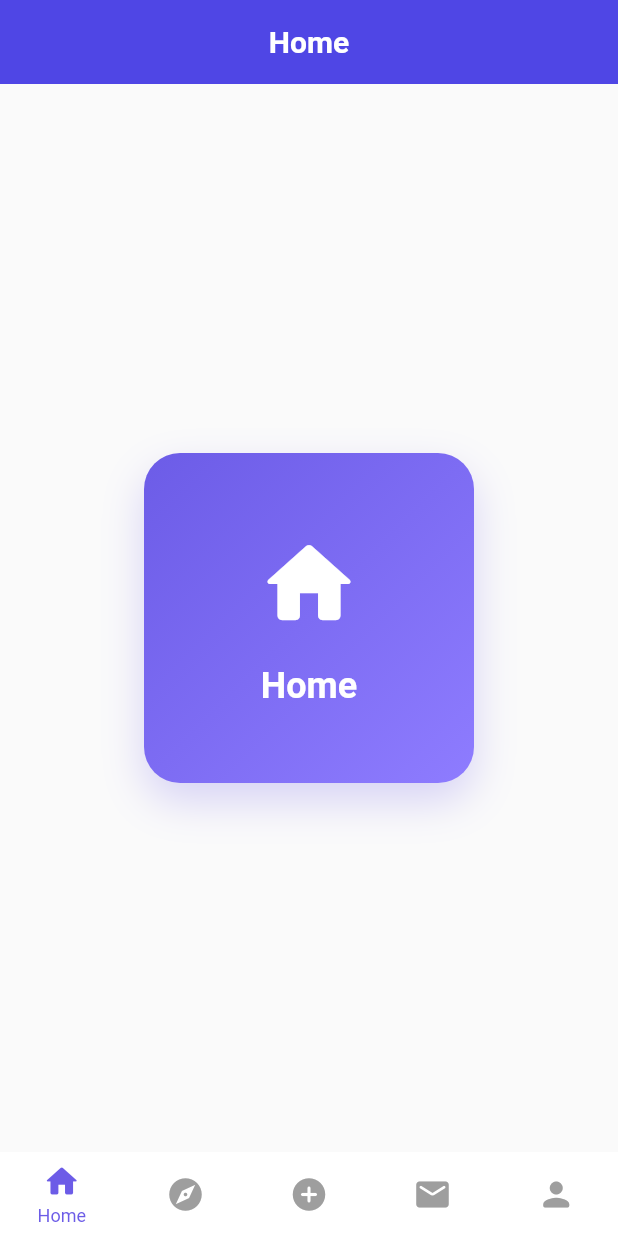
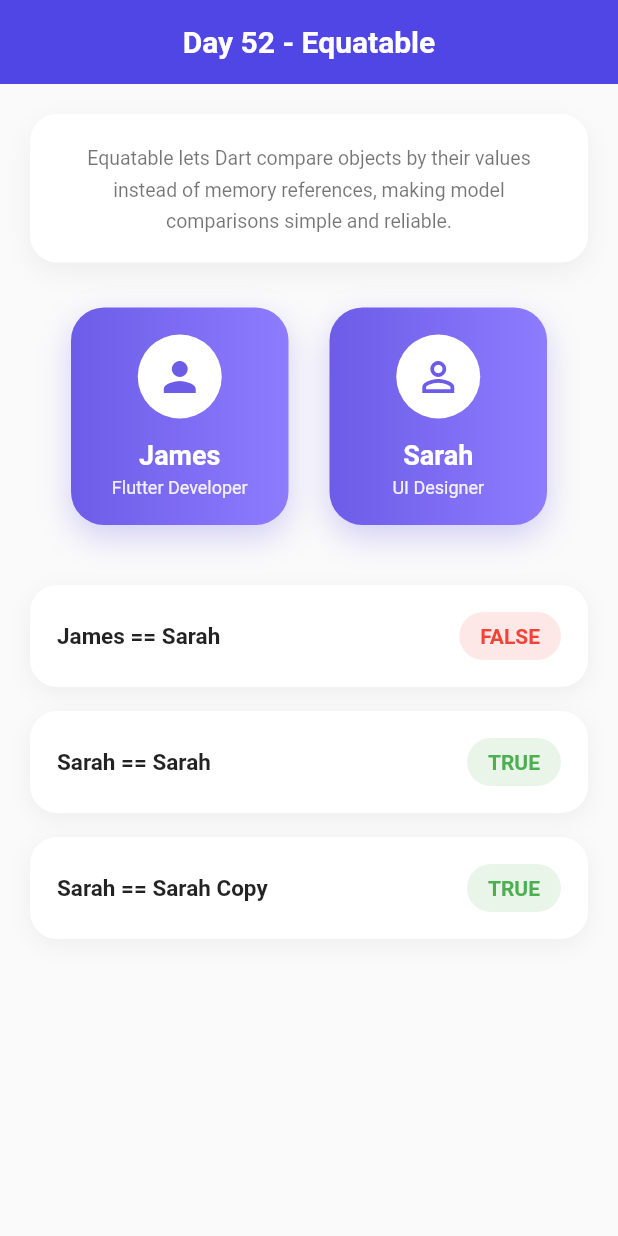
Before and after one commit to SheikhAman/package_of_the_day, a Flutter app: the screen it shows after launch, on a phone screen of 412 x 824 dp. Run offline on Flutter 3.47's test engine with Material 3 defaults, Android fonts, the phone set to English and light mode, and no system bars; drawn by our look-alikes of persistent_bottom_nav_bar_v2; our stand-ins replace audioplayers, avatar_glow, card_swiper, clay_containers, curved_labeled_navigation_bar, device_info_plus and 32 more; missing offline and left inert: aurora, auto_size_text_plus, day_night_switch, flutter_carousel_slider, flutter_settings_ui, neon and 2 more.

Commit message:
equatable

```diff
--- /dev/null
+++ b/lib/features/day52_equatable/day52_equatable.dart
@@ -0,0 +1,201 @@
+import 'package:flutter/material.dart';
+import 'package:package_of_the_day/features/day52_equatable/user_model.dart';
+
+const _accent = Color(0xFF6C5CE7);
+
+class Day52Equatable extends StatelessWidget {
+  const Day52Equatable({super.key});
+
+  @override
+  Widget build(BuildContext context) {
+    const james = User(name: 'James', role: 'Flutter Developer');
+
+    const sarah = User(name: 'Sarah', role: 'UI Designer');
+
+    const sarahCopy = User(name: 'Sarah', role: 'UI Designer');
+
+    final results = [
+      _Comparison(title: 'James == Sarah', value: james == sarah),
+      _Comparison(title: 'Sarah == Sarah', value: sarah == sarah),
+      _Comparison(title: 'Sarah == Sarah Copy', value: sarah == sarahCopy),
+    ];
+
+    return Scaffold(
+      appBar: AppBar(
+        title: const Text(
+          'Day 52 - Equatable',
+          style: TextStyle(fontWeight: FontWeight.w600),
+        ),
+      ),
+      body: Padding(
+        padding: const EdgeInsets.all(20),
+        child: Column(
+          children: [
+            Container(
+              padding: const EdgeInsets.all(18),
+              decoration: BoxDecoration(
+                color: Colors.white,
+                borderRadius: BorderRadius.circular(18),
+                boxShadow: [
+                  BoxShadow(
+                    color: Colors.black.withValues(alpha: .05),
+                    blurRadius: 14,
+                    offset: const Offset(0, 6),
+                  ),
+                ],
+              ),
+              child: const Text(
+                'Equatable lets Dart compare objects by their values instead of memory references, making model comparisons simple and reliable.',
+                textAlign: TextAlign.center,
+                style: TextStyle(
+                  fontSize: 13,
+                  height: 1.6,
+                  color: Colors.black54,
+                ),
+              ),
+            ),
+
+            const SizedBox(height: 30),
+
+            Row(
+              mainAxisAlignment: MainAxisAlignment.spaceEvenly,
+              children: const [
+                _UserCard(
+                  name: 'James',
+                  role: 'Flutter Developer',
+                  icon: Icons.person,
+                ),
+                _UserCard(
+                  name: 'Sarah',
+                  role: 'UI Designer',
+                  icon: Icons.person_outline,
+                ),
+              ],
+            ),
+
+            const SizedBox(height: 40),
+
+            Expanded(
+              child: ListView.separated(
+                physics: const NeverScrollableScrollPhysics(),
+                itemCount: results.length,
+                separatorBuilder: (_, __) => const SizedBox(height: 16),
+                itemBuilder: (_, index) {
+                  final item = results[index];
+
+                  return Container(
+                    padding: const EdgeInsets.all(18),
+                    decoration: BoxDecoration(
+                      borderRadius: BorderRadius.circular(18),
+                      color: Colors.white,
+                      boxShadow: [
+                        BoxShadow(
+                          color: Colors.black.withValues(alpha: .05),
+                          blurRadius: 12,
+                          offset: const Offset(0, 4),
+                        ),
+                      ],
+                    ),
+                    child: Row(
+                      children: [
+                        Expanded(
+                          child: Text(
+                            item.title,
+                            style: const TextStyle(
+                              fontSize: 15,
+                              fontWeight: FontWeight.w600,
+                            ),
+                          ),
+                        ),
+                        Container(
+                          padding: const EdgeInsets.symmetric(
+                            horizontal: 14,
+                            vertical: 8,
+                          ),
+                          decoration: BoxDecoration(
+                            color: item.value
+                                ? Colors.green.withValues(alpha: .12)
+                                : Colors.red.withValues(alpha: .12),
+                            borderRadius: BorderRadius.circular(30),
+                          ),
+                          child: Text(
+                            item.value ? 'TRUE' : 'FALSE',
+                            style: TextStyle(
+                              color: item.value ? Colors.green : Colors.red,
+                              fontWeight: FontWeight.bold,
+                            ),
+                          ),
+                        ),
+                      ],
+                    ),
+                  );
+                },
+              ),
+            ),
+          ],
+        ),
+      ),
+    );
+  }
+}
+
+class _Comparison {
+  final String title;
+  final bool value;
+
+  const _Comparison({required this.title, required this.value});
+}
+
+class _UserCard extends StatelessWidget {
+  final String name;
+  final String role;
+  final IconData icon;
+
+  const _UserCard({required this.name, required this.role, required this.icon});
+
+  @override
+  Widget build(BuildContext context) {
+    return Container(
+      width: 145,
+      padding: const EdgeInsets.all(18),
+      decoration: BoxDecoration(
+        gradient: const LinearGradient(colors: [_accent, Color(0xFF8E7CFF)]),
+        borderRadius: BorderRadius.circular(22),
+        boxShadow: [
+          BoxShadow(
+            color: _accent.withValues(alpha: .28),
+            blurRadius: 18,
+            offset: const Offset(0, 8),
+          ),
+        ],
+      ),
+      child: Column(
+        children: [
+          CircleAvatar(
+            radius: 28,
+            backgroundColor: Colors.white,
+            child: Icon(icon, size: 32, color: _accent),
+          ),
+          const SizedBox(height: 14),
+          Text(
+            name,
+            style: const TextStyle(
+              color: Colors.white,
+              fontWeight: FontWeight.bold,
+              fontSize: 18,
+            ),
+          ),
+          const SizedBox(height: 4),
+          Text(
+            role,
+            textAlign: TextAlign.center,
+            style: TextStyle(
+              color: Colors.white.withValues(alpha: .9),
+              fontSize: 12,
+            ),
+          ),
+        ],
+      ),
+    );
+  }
+}
--- /dev/null
+++ b/lib/features/day52_equatable/user_model.dart
@@ -0,0 +1,11 @@
+import 'package:equatable/equatable.dart';
+
+class User extends Equatable {
+  final String name;
+  final String role;
+
+  const User({required this.name, required this.role});
+
+  @override
+  List<Object> get props => [name, role];
+}
--- a/lib/features/routes.dart
+++ b/lib/features/routes.dart
@@ -49,3 +49,4 @@ export 'day48_responsive_framework/day48_responsive_framework.dart';
 export 'day49_timelines_upgraded/day49_timelines_upgraded.dart';
 export 'day50_just_audio/day50_just_audio.dart';
 export 'day51_persistent_bottom_nav_bar_v2/day51_persistent_bottom_nav_bar_v2.dart';
+export 'day52_equatable/day52_equatable.dart';
--- a/lib/main.dart
+++ b/lib/main.dart
@@ -79,7 +79,8 @@ class MyApp extends StatelessWidget {
       // home: const Day48ResponsiveFramework(),
       // home: const Day49TimelinesUpgraded(),
       // home: const Day50JustAudio(),
-      home: const Day51PersistentBottomNavBarV2(),
+      // home: const Day51PersistentBottomNavBarV2(),
+      home: const Day52Equatable(),
     );
   }
 }
--- a/pubspec.yaml
+++ b/pubspec.yaml
@@ -165,6 +165,9 @@ dependencies:
   # Beautiful persistent bottom navigation
   persistent_bottom_nav_bar_v2: ^6.3.2
 
+  # Value-based object comparison
+  equatable: ^2.1.0
+
 
 
 
```
Also changed, not shown: pubspec.lock.
